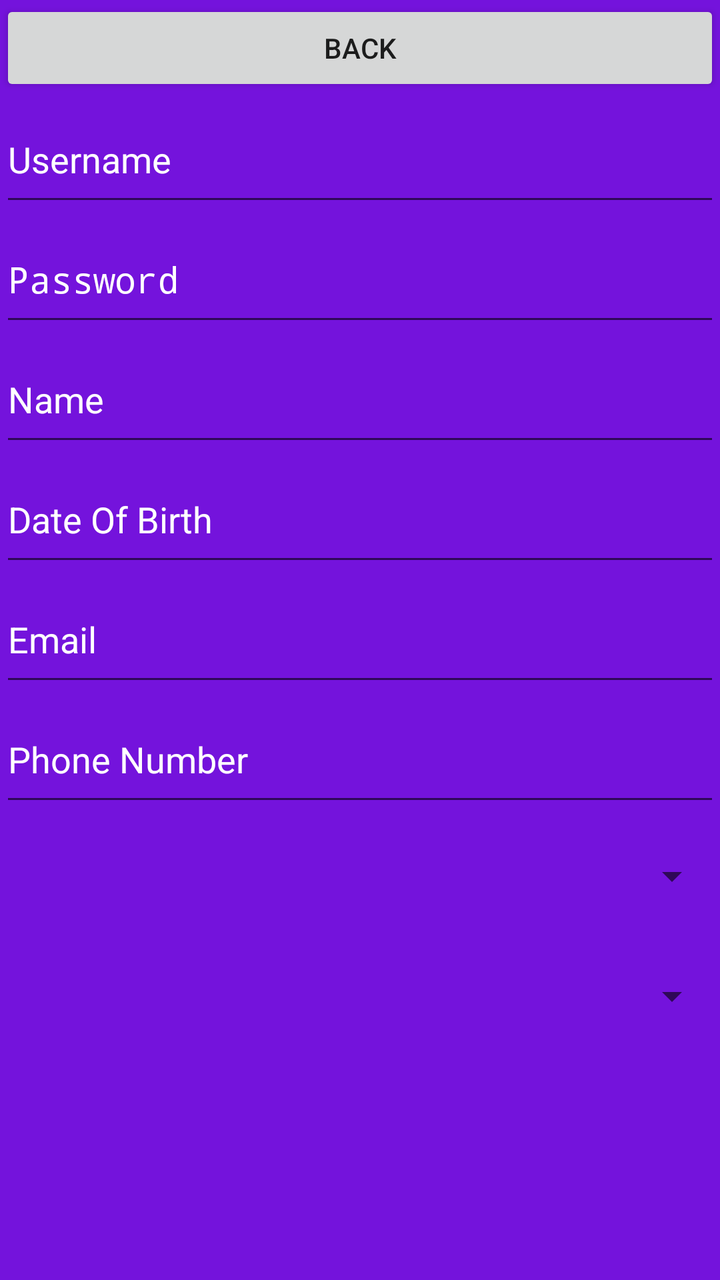
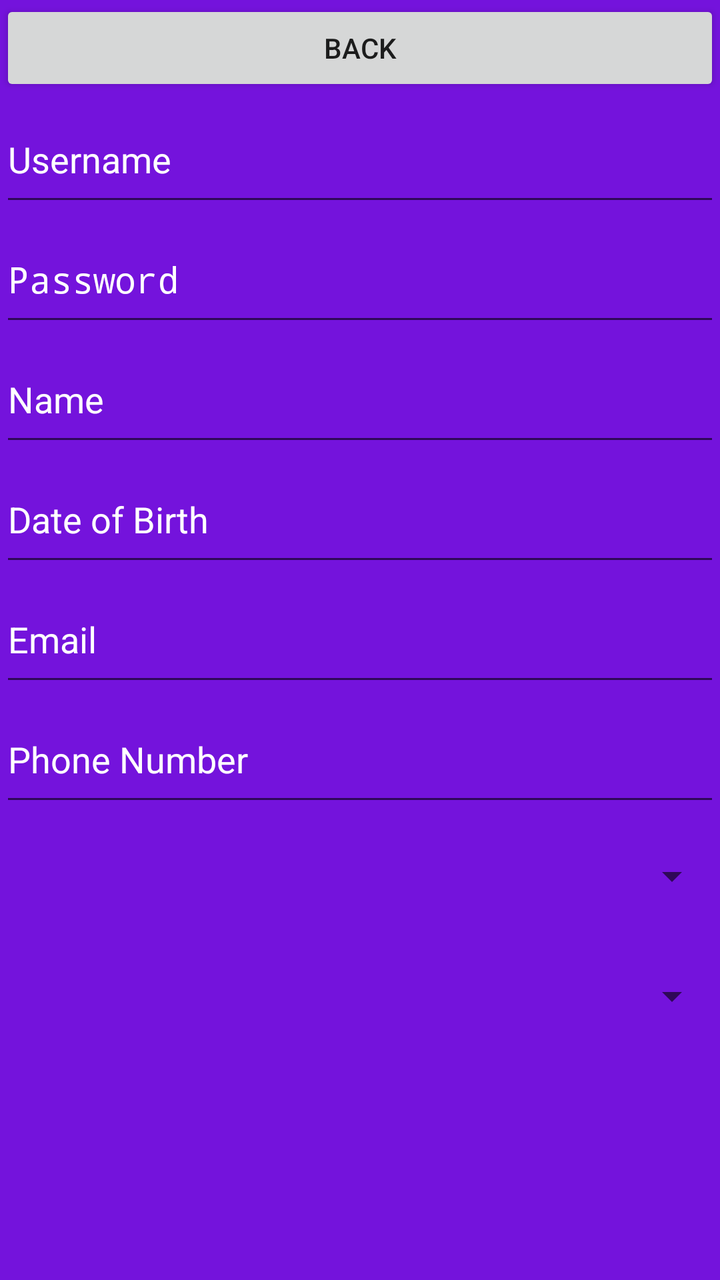

Compare the two renders of this Android layout. The source of the first and the diff that turns it into the second are given below.
<!-- AndroidManifest.xml: application theme Theme.ScoutBadgeTrackerApp -->
<!-- res/layout/activity_signup.xml -->
<?xml version="1.0" encoding="utf-8"?>
<LinearLayout xmlns:android="http://schemas.android.com/apk/res/android"
    android:orientation="vertical"
    android:layout_width="match_parent"
    android:layout_height="match_parent"
    android:background="@color/Scout_purple">
    <Button
        android:id="@+id/btnSignUpBack"
        android:layout_width="match_parent"
        android:layout_height="wrap_content"
        android:text="Back" />

    <EditText
        android:id="@+id/etxtUsername"
        android:layout_width="match_parent"
        android:layout_height="60dp"
        android:ems="10"
        android:inputType="text"
        android:hint="Username"
        android:textColorHint="@color/white"
        android:textColor="@color/white"/>

    <EditText
        android:id="@+id/etxtPassword"
        android:layout_width="match_parent"
        android:layout_height="60dp"
        android:ems="10"
        android:inputType="textPassword"
        android:hint="Password"
        android:textColorHint="@color/white"
        android:textColor="@color/white"/>

    <EditText
        android:id="@+id/etxtName"
        android:layout_width="match_parent"
        android:layout_height="60dp"
        android:ems="10"
        android:inputType="text"
        android:hint="Name"
        android:textColorHint="@color/white"
        android:textColor="@color/white"/>

    <EditText
        android:id="@+id/etxtDOB"
        android:layout_width="match_parent"
        android:layout_height="60dp"
        android:ems="10"
        android:inputType="date"
        android:hint="Date Of Birth"
        android:textColorHint="@color/white"
        android:textColor="@color/white"/>

    <EditText
        android:id="@+id/etxtEmail"
        android:layout_width="match_parent"
        android:layout_height="60dp"
        android:ems="10"
        android:inputType="textEmailAddress"
        android:hint="Email"
        android:textColorHint="@color/white"
        android:textColor="@color/white"/>

    <EditText
        android:id="@+id/etxtPhone"
        android:layout_width="match_parent"
        android:layout_height="60dp"
        android:ems="10"
        android:inputType="phone"
        android:hint="Phone Number"
        android:textColorHint="@color/white"
        android:textColor="@color/white"/>

    <Spinner
        android:id="@+id/spnRole"
        android:layout_width="match_parent"
        android:layout_height="60dp" />
    <Spinner
        android:id="@+id/spnCounty"
        android:layout_width="match_parent"
        android:layout_height="60dp" />
    <Spinner
        android:id="@+id/spnDistrict"
        android:layout_width="match_parent"
        android:layout_height="60dp"
        android:visibility="invisible"
        android:clickable="false"/>
    <Spinner
        android:id="@+id/spnGroup"
        android:layout_width="match_parent"
        android:layout_height="60dp"
        android:visibility="invisible"
        android:clickable="false"/>

    <Button
        android:id="@+id/btnSignUp"
        android:layout_width="match_parent"
        android:layout_height="60dp"
        android:text="@string/signUp" />

</LinearLayout>
<!-- resources referenced by this layout -->
<resources>
  <color name="Scout_purple">#7413DC</color>
  <color name="white">#FFFFFFFF</color>
  <string name="signUp">Sign Up</string>
  <style name="Theme.ScoutBadgeTrackerApp" parent="android:Theme.Material.Light.NoActionBar" />
</resources>

<!-- the commit's change to res/layout/activity_signup.xml (unified diff, before → after) -->
@@ -8,7 +8,7 @@
         android:id="@+id/btnSignUpBack"
         android:layout_width="match_parent"
         android:layout_height="wrap_content"
-        android:text="Back" />
+        android:text="@string/back" />
 
     <EditText
         android:id="@+id/etxtUsername"
@@ -16,7 +16,7 @@
         android:layout_height="60dp"
         android:ems="10"
         android:inputType="text"
-        android:hint="Username"
+        android:hint="@string/username"
         android:textColorHint="@color/white"
         android:textColor="@color/white"/>
 
@@ -26,7 +26,7 @@
         android:layout_height="60dp"
         android:ems="10"
         android:inputType="textPassword"
-        android:hint="Password"
+        android:hint="@string/password"
         android:textColorHint="@color/white"
         android:textColor="@color/white"/>
 
@@ -36,7 +36,7 @@
         android:layout_height="60dp"
         android:ems="10"
         android:inputType="text"
-        android:hint="Name"
+        android:hint="@string/name"
         android:textColorHint="@color/white"
         android:textColor="@color/white"/>
 
@@ -46,7 +46,7 @@
         android:layout_height="60dp"
         android:ems="10"
         android:inputType="date"
-        android:hint="Date Of Birth"
+        android:hint="@string/dob"
         android:textColorHint="@color/white"
         android:textColor="@color/white"/>
 
@@ -56,7 +56,7 @@
         android:layout_height="60dp"
         android:ems="10"
         android:inputType="textEmailAddress"
-        android:hint="Email"
+        android:hint="@string/email"
         android:textColorHint="@color/white"
         android:textColor="@color/white"/>
 
@@ -66,7 +66,7 @@
         android:layout_height="60dp"
         android:ems="10"
         android:inputType="phone"
-        android:hint="Phone Number"
+        android:hint="@string/phone"
         android:textColorHint="@color/white"
         android:textColor="@color/white"/>
 
<!-- resource entries referenced after the edit -->
@@ -2,7 +2,14 @@
 <resources>
   <color name="Scout_purple">#7413DC</color>
   <color name="white">#FFFFFFFF</color>
+  <string name="back">Back</string>
+  <string name="dob">Date of Birth</string>
+  <string name="email">Email</string>
+  <string name="name">Name</string>
+  <string name="password">Password</string>
+  <string name="phone">Phone Number</string>
   <string name="signUp">Sign Up</string>
+  <string name="username">Username</string>
   <style name="Theme.ScoutBadgeTrackerApp" parent="android:Theme.Material.Light.NoActionBar" />
 </resources>
 
